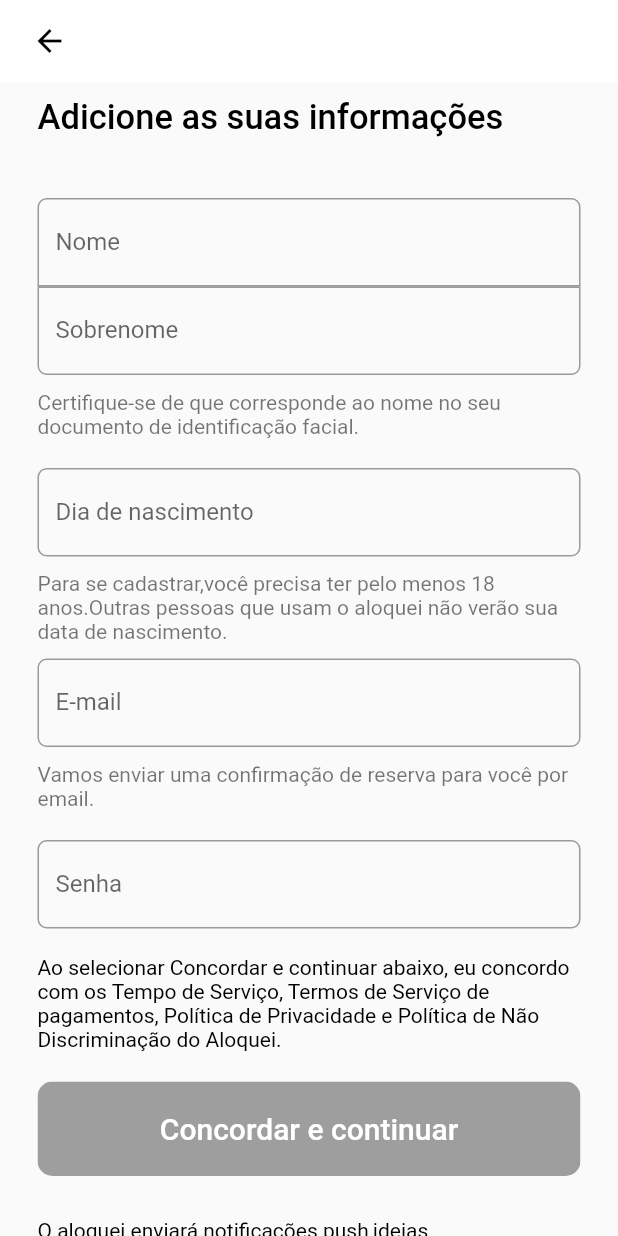
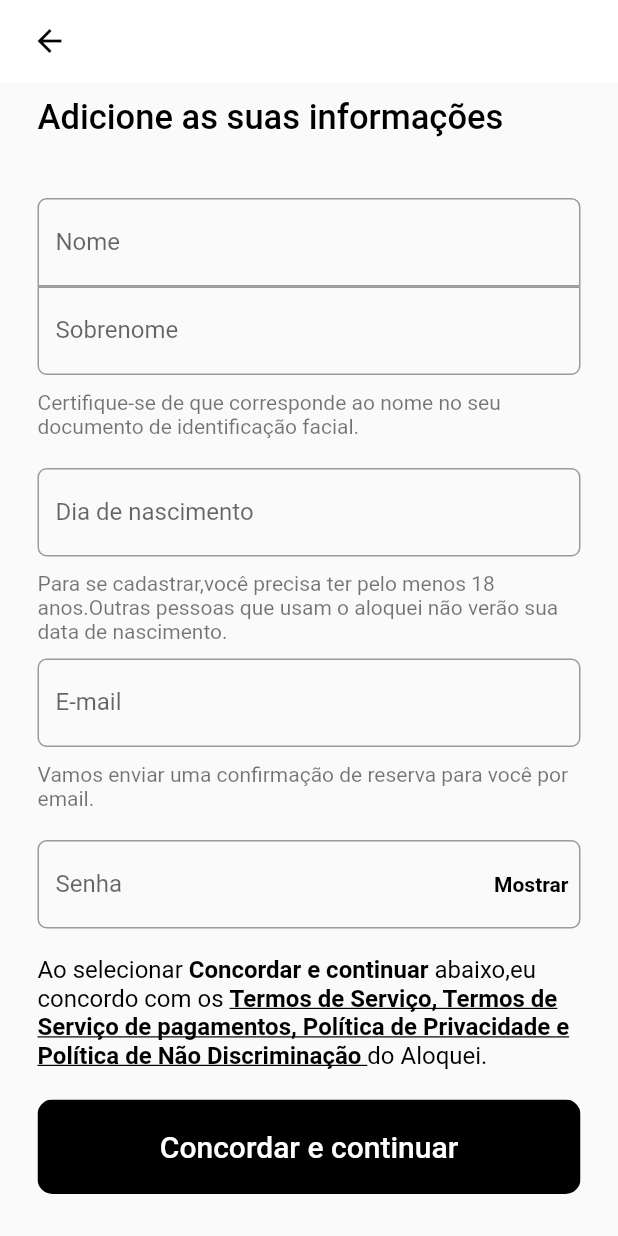
Before and after one commit to Aloquei-App/Aloquei, a Flutter app: the screen it shows after launch, on a phone screen of 412 x 824 dp. Run offline on Flutter 3.47's test engine with Material 2 defaults, Android fonts, the light colour scheme and no system bars; drawn by our look-alikes of datetime_picker_formfield; our stand-ins replace bloc, cloud_firestore, equatable, firebase_auth; accounts and stored records are empty.

Commit message:
Feat: Inclusão de itens da tela

```diff
--- a/lib/screens/signup/components/accept_button.dart
+++ b/lib/screens/signup/components/accept_button.dart
@@ -18,7 +18,7 @@ class AcceptButton extends StatelessWidget {
             padding: MaterialStateProperty.all(
               EdgeInsets.all(20),
             ),
-            backgroundColor: MaterialStateProperty.all(Colors.grey),
+            backgroundColor: MaterialStateProperty.all(Colors.black),
           ),
           onPressed: onpressed,
           child: Text(
--- a/lib/screens/signup/components/password_input.dart
+++ b/lib/screens/signup/components/password_input.dart
@@ -9,24 +9,42 @@ class PasswordInput extends StatefulWidget {
   }) : super(key: key);
 
   @override
-  _PasswordInputState createState() => _PasswordInputState();
+  _PasswordInputState createState() => _PasswordInputState(controller);
 }
 
 class _PasswordInputState extends State<PasswordInput> {
+  final TextEditingController controller;
+
+  _PasswordInputState(this.controller);
+  bool _obscureText = true;
   @override
   Widget build(BuildContext context) {
-    bool _obscureText = true;
     return Padding(
       padding: const EdgeInsets.symmetric(vertical: 10.0),
       child: Column(
         children: [
           TextFormField(
+            keyboardType: TextInputType.text,
             obscureText: _obscureText,
-            controller: null,
+            controller: controller,
             decoration: InputDecoration(
                 border: OutlineInputBorder(
                   borderRadius: BorderRadius.all(
                     Radius.circular(6),
+                  ),
+                ),
+                suffixIcon: TextButton(
+                  onPressed: () {
+                    setState(
+                      () {
+                        _obscureText = !_obscureText;
+                      },
+                    );
+                  },
+                  child: Text(
+                    _obscureText ? 'Mostrar' : 'Ocultar',
+                    style: TextStyle(
+                        color: Colors.black, fontWeight: FontWeight.bold),
                   ),
                 ),
                 labelText: "Senha"),
--- a/lib/screens/signup/components/text_with_buttons.dart
+++ b/lib/screens/signup/components/text_with_buttons.dart
@@ -9,10 +9,29 @@ class TextButtons extends StatelessWidget {
   Widget build(BuildContext context) {
     return Padding(
       padding: const EdgeInsets.only(top: 8.0),
-      child: Text(
-        'Ao selecionar Concordar e continuar abaixo, eu concordo com os Tempo de Serviço, Termos de Serviço de pagamentos, Política de Privacidade e Política de Não Discriminação do Aloquei.',
-        style: TextStyle(
-          color: Colors.black,
+      child: RichText(
+        text: TextSpan(
+          style: TextStyle(
+            fontSize: 16.0,
+            color: Colors.black,
+          ),
+          children: [
+            TextSpan(text: 'Ao selecionar '),
+            TextSpan(
+              text: 'Concordar e continuar',
+              style: TextStyle(fontWeight: FontWeight.bold),
+            ),
+            TextSpan(text: ' abaixo,eu concordo com os '),
+            TextSpan(
+              text:
+                  'Termos de Serviço, Termos de Serviço de pagamentos, Política de Privacidade e Política de Não Discriminação ',
+              style: TextStyle(
+                fontWeight: FontWeight.bold,
+                decoration: TextDecoration.underline,
+              ),
+            ),
+            TextSpan(text: 'do Aloquei.'),
+          ],
         ),
       ),
     );
--- a/lib/screens/signup/components/text_with_notifications.dart
+++ b/lib/screens/signup/components/text_with_notifications.dart
@@ -11,9 +11,7 @@ class TextWithNotifications extends StatelessWidget {
       padding: const EdgeInsets.only(top: 8.0),
       child: Text(
         'O aloquei enviará notificações push,ideias inspiradoras,emails promocionais e ofertas exclusivas para membros.Você pode cancelar o recebimento dessas mensagens quando quiser ao acessar as configurações da sua conta ou diretamente nas notificações promocionais.',
-        style: TextStyle(
-          color: Colors.black,
-        ),
+        style: TextStyle(color: Colors.black, fontSize: 16),
       ),
     );
   }
```
